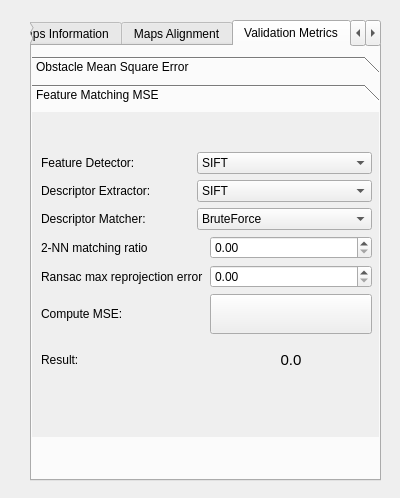
Old version of the form ogm_gui/ui/validation.ui in the repository MariosPro/thesis.
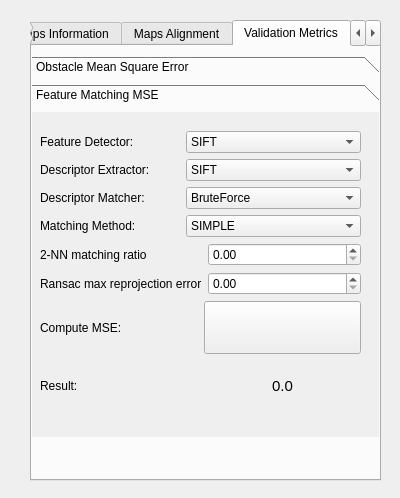
New version of the form.

Commit message: Add matchingMethod as parameter to be changed from gui

Diff of the .ui file:
```diff
--- a/ogm_gui/ui/validation.ui
+++ b/ogm_gui/ui/validation.ui
@@ -379,10 +379,10 @@
       <widget class="QWidget" name="layoutWidget">
        <property name="geometry">
         <rect>
-         <x>9</x>
-         <y>40</y>
-         <width>331</width>
-         <height>227</height>
+         <x>8</x>
+         <y>19</y>
+         <width>321</width>
+         <height>281</height>
         </rect>
        </property>
        <layout class="QVBoxLayout" name="verticalLayout_5">
@@ -411,6 +411,13 @@
               </property>
              </widget>
             </item>
+            <item>
+             <widget class="QLabel" name="label_9">
+              <property name="text">
+               <string>Matching Method:</string>
+              </property>
+             </widget>
+            </item>
            </layout>
           </item>
           <item>
@@ -547,6 +554,25 @@
               </item>
              </widget>
             </item>
+            <item>
+             <widget class="QComboBox" name="matchingMethodComboBox">
+              <item>
+               <property name="text">
+                <string>SIMPLE</string>
+               </property>
+              </item>
+              <item>
+               <property name="text">
+                <string>RATIO</string>
+               </property>
+              </item>
+              <item>
+               <property name="text">
+                <string>CROSSCHECK</string>
+               </property>
+              </item>
+             </widget>
+            </item>
            </layout>
           </item>
          </layout>
```
Left out of the diff: 6 changed lines with no effect on the pictures. The commit also changes 11 other files.
